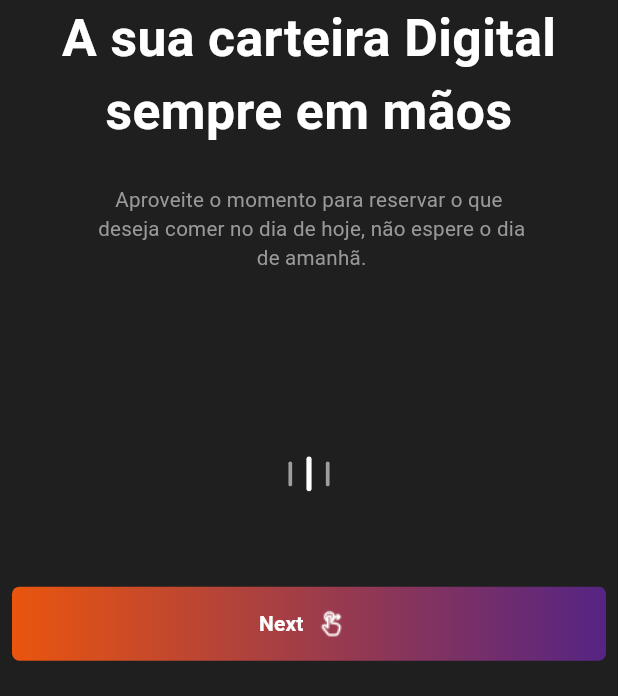
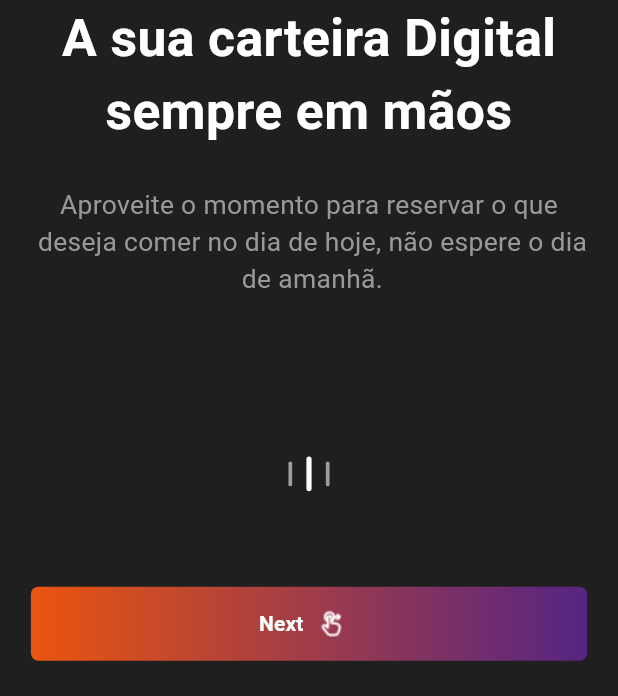
Before and after one commit to celsonpaixao/unitel_money, a Flutter app: the screen it shows after launch, on a phone screen of 412 x 824 dp, the part 540-1236 px from its top. Run offline on Flutter 3.47's test engine with Material 3 defaults, Android fonts, the phone set to English and light mode, and no system bars; drawn by our look-alikes of smooth_page_indicator; our stand-ins replace gradient_borders, simple_gradient_text.

Commit message:
Add Forgtpasswordpage and responsive text ajust

```diff
--- a/lib/pages/authentication/joinus/joinuspage.dart
+++ b/lib/pages/authentication/joinus/joinuspage.dart
@@ -1,4 +1,3 @@
-import 'package:flutter/foundation.dart';
 import 'package:flutter/material.dart';
 import 'package:simple_gradient_text/simple_gradient_text.dart';
 import 'package:unitel_money/pages/authentication/login/loginpage.dart';
--- a/lib/pages/welcome/components/pagev1.dart
+++ b/lib/pages/welcome/components/pagev1.dart
@@ -48,7 +48,7 @@ class Pagev1 extends StatelessWidget {
           ),
           Spacing(value: .03),
           SizedBox(
-            width: size.width * .7,
+            width: size.width * .9,
             child: FittedBox(
               child: Text(
                 "Aproveite o momento para reservar o que\n deseja comer no dia de hoje, não espere o dia\n de amanhã.",
--- a/lib/pages/welcome/components/pagev2.dart
+++ b/lib/pages/welcome/components/pagev2.dart
@@ -47,7 +47,7 @@ class Pagev2 extends StatelessWidget {
         ),
         Spacing(value: .03),
         SizedBox(
-          width: size.width * .7,
+          width: size.width * .9,
           child: FittedBox(
             child: Text(
               "Aproveite o momento para reservar o que\n deseja comer no dia de hoje, não espere o dia\n de amanhã.",
--- a/lib/pages/welcome/components/pagev3.dart
+++ b/lib/pages/welcome/components/pagev3.dart
@@ -47,7 +47,7 @@ class Pagev3 extends StatelessWidget {
         ),
         Spacing(value: .03),
         SizedBox(
-          width: size.width * .7,
+          width: size.width * .9,
           child: FittedBox(
             child: Text(
               "Aproveite o momento para reservar o que\ndeseja comer no dia de hoje, não espere o dia\n de amanhã.",
--- a/lib/pages/welcome/welcomepage.dart
+++ b/lib/pages/welcome/welcomepage.dart
@@ -18,17 +18,17 @@ class WelcomePage extends StatefulWidget {
 
 class _WelcomePageState extends State<WelcomePage> {
   var colores = Colores();
-  late PageController pagController; // Declare pagController
+  late PageController pagController;
 
   late Timer _timer;
 
-  List<Widget> scrollpages = []; // Declare scrollpages here
+  List<Widget> scrollpages = [];
 
   @override
   void initState() {
     super.initState();
     pagController = PageController(initialPage: 0);
-    _startTimer(); // Start the timer in initState
+    _startTimer();
   }
 
   @override
@@ -70,18 +70,18 @@ class _WelcomePageState extends State<WelcomePage> {
         children: [
           SizedBox(height: size.height * 0.05),
           SizedBox(
-            height: size.height * 0.7, // Defina uma altura fixa para o PageView
+            height: size.height * 0.7,
             child: PageView.builder(
-              controller: pagController, // Use pagController here
+              controller: pagController,
               itemCount: scrollpages.length,
               itemBuilder: (context, index) {
                 return scrollpages[index];
               },
             ),
           ),
-        //  SizedBox(height: size.height * 0.02),
+          //  SizedBox(height: size.height * 0.02),
           SmoothPageIndicator(
-            controller: pagController, // Use pagController here
+            controller: pagController,
             count: scrollpages.length,
             effect: ScaleEffect(
               dotWidth: size.width * 0.006,
--- a/lib/public/components/actionbutton.dart
+++ b/lib/public/components/actionbutton.dart
@@ -17,7 +17,7 @@ class ACtionButton extends StatelessWidget {
     return Padding(
       padding: const EdgeInsets.all(8.0),
       child: Container(
-        width: size.width,
+        width: size.width * .9,
         height: size.height * .06,
         decoration: BoxDecoration(
           borderRadius: BorderRadius.circular(5),
```
Also changed, not shown: lib/pages/authentication/forgotpassword/forgotpasswordpage.dart (added, +50 -0 lines), lib/pages/authentication/login/loginpage.dart (+16 -5 lines), lib/public/components/globalinput.dart (+6 -2 lines).
